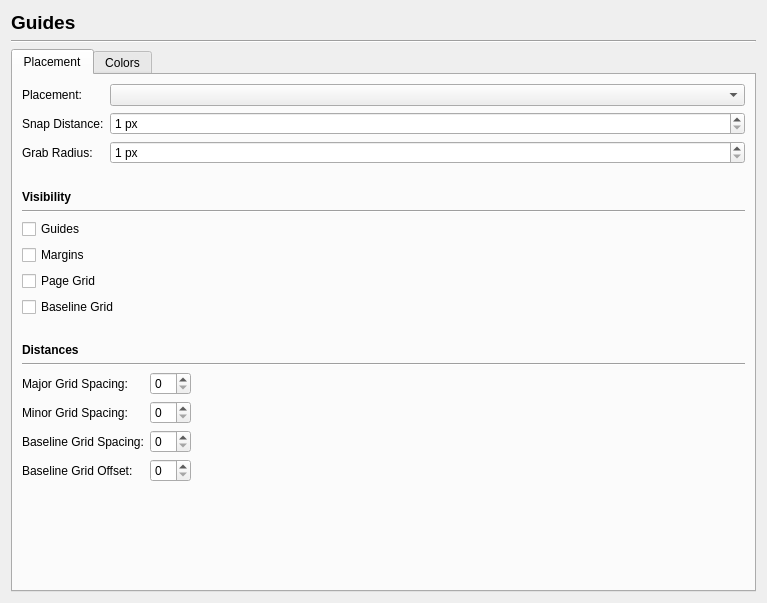
Before: the Qt Designer form scribus/ui/prefs_guidesbase.ui in scribusproject/scribus, drawn with Qt 5.
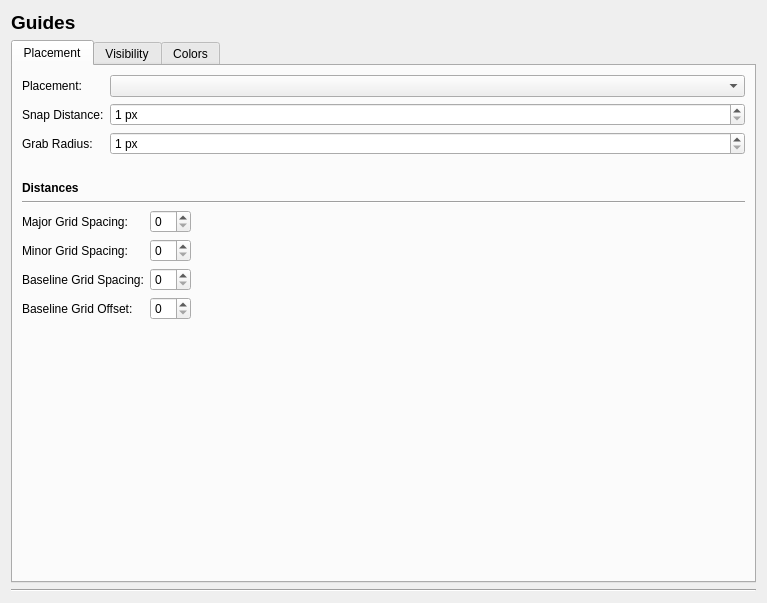
After: the same form once the commit is applied. Custom widgets are drawn as their Qt base class.

Commit message: Reduce prefs window size to allow use on small screens.. with window decoration on OSX.. v=524px

```diff
--- a/scribus/ui/prefs_guidesbase.ui
+++ b/scribus/ui/prefs_guidesbase.ui
@@ -28,13 +28,6 @@
      </property>
     </widget>
    </item>
-   <item>
-    <widget class="Line" name="line">
-     <property name="orientation">
-      <enum>Qt::Horizontal</enum>
-     </property>
-    </widget>
-   </item>
    <item>
     <widget class="QTabWidget" name="tabWidget">
      <property name="currentIndex">
@@ -109,74 +102,6 @@
          </item>
         </layout>
        </item>
-       <item>
-        <spacer name="verticalSpacer_2">
-         <property name="orientation">
-          <enum>Qt::Vertical</enum>
-         </property>
-         <property name="sizeType">
-          <enum>QSizePolicy::Fixed</enum>
-         </property>
-         <property name="sizeHint" stdset="0">
-          <size>
-           <width>20</width>
-           <height>20</height>
-          </size>
-         </property>
-        </spacer>
-       </item>
-       <item>
-        <widget class="QLabel" name="label_5">
-         <property name="font">
-          <font>
-           <weight>75</weight>
-           <bold>true</bold>
-          </font>
-         </property>
-         <property name="text">
-          <string>Visibility</string>
-         </property>
-        </widget>
-       </item>
-       <item>
-        <widget class="Line" name="line_3">
-         <property name="orientation">
-          <enum>Qt::Horizontal</enum>
-         </property>
-        </widget>
-       </item>
-       <item>
-        <layout class="QVBoxLayout" name="verticalLayout_3">
-         <item>
-          <widget class="QCheckBox" name="visibilityGuidesCheckBox">
-           <property name="text">
-            <string>Guides</string>
-           </property>
-          </widget>
-         </item>
-         <item>
-          <widget class="QCheckBox" name="visibilityMarginsCheckBox">
-           <property name="text">
-            <string>Margins</string>
-           </property>
-          </widget>
-         </item>
-         <item>
-          <widget class="QCheckBox" name="visibilityGridCheckBox">
-           <property name="text">
-            <string>Page Grid</string>
-           </property>
-          </widget>
-         </item>
-         <item>
-          <widget class="QCheckBox" name="visibilityBaselineGridCheckBox">
-           <property name="text">
-            <string>Baseline Grid</string>
-           </property>
-          </widget>
-         </item>
-        </layout>
-       </item>
        <item>
         <spacer name="verticalSpacer_3">
          <property name="orientation">
@@ -275,6 +200,54 @@
        </item>
       </layout>
      </widget>
+     <widget class="QWidget" name="tab_2">
+      <attribute name="title">
+       <string>Visibility</string>
+      </attribute>
+      <layout class="QVBoxLayout" name="verticalLayout_3">
+       <item>
+        <widget class="QCheckBox" name="visibilityGuidesCheckBox">
+         <property name="text">
+          <string>Guides</string>
+         </property>
+        </widget>
+       </item>
+       <item>
+        <widget class="QCheckBox" name="visibilityMarginsCheckBox">
+         <property name="text">
+          <string>Margins</string>
+         </property>
+        </widget>
+       </item>
+       <item>
+        <widget class="QCheckBox" name="visibilityGridCheckBox">
+         <property name="text">
+          <string>Page Grid</string>
+         </property>
+        </widget>
+       </item>
+       <item>
+        <widget class="QCheckBox" name="visibilityBaselineGridCheckBox">
+         <property name="text">
+          <string>Baseline Grid</string>
+         </property>
+        </widget>
+       </item>
+       <item>
+        <spacer name="verticalSpacer_2">
+         <property name="orientation">
+          <enum>Qt::Vertical</enum>
+         </property>
+         <property name="sizeHint" stdset="0">
+          <size>
+           <width>20</width>
+           <height>40</height>
+          </size>
+         </property>
+        </spacer>
+       </item>
+      </layout>
+     </widget>
      <widget class="QWidget" name="tabColors">
       <attribute name="title">
        <string>Colors</string>
@@ -361,6 +334,13 @@
      </widget>
     </widget>
    </item>
+   <item>
+    <widget class="Line" name="line">
+     <property name="orientation">
+      <enum>Qt::Horizontal</enum>
+     </property>
+    </widget>
+   </item>
   </layout>
  </widget>
  <customwidgets>
```
The commit also changes 12 other files.
